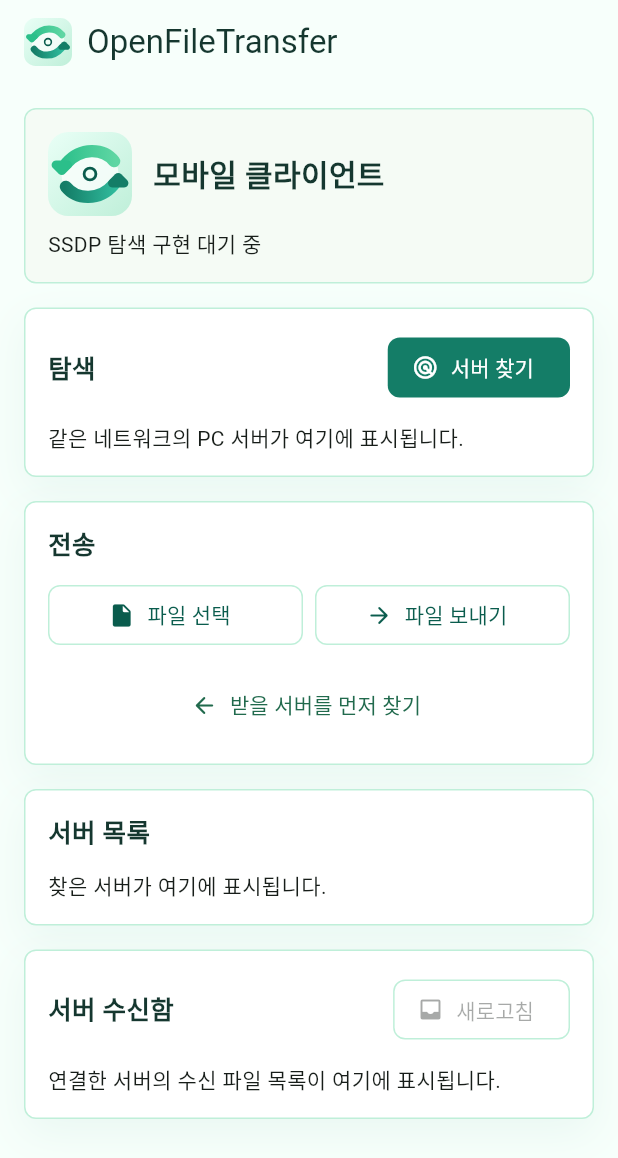
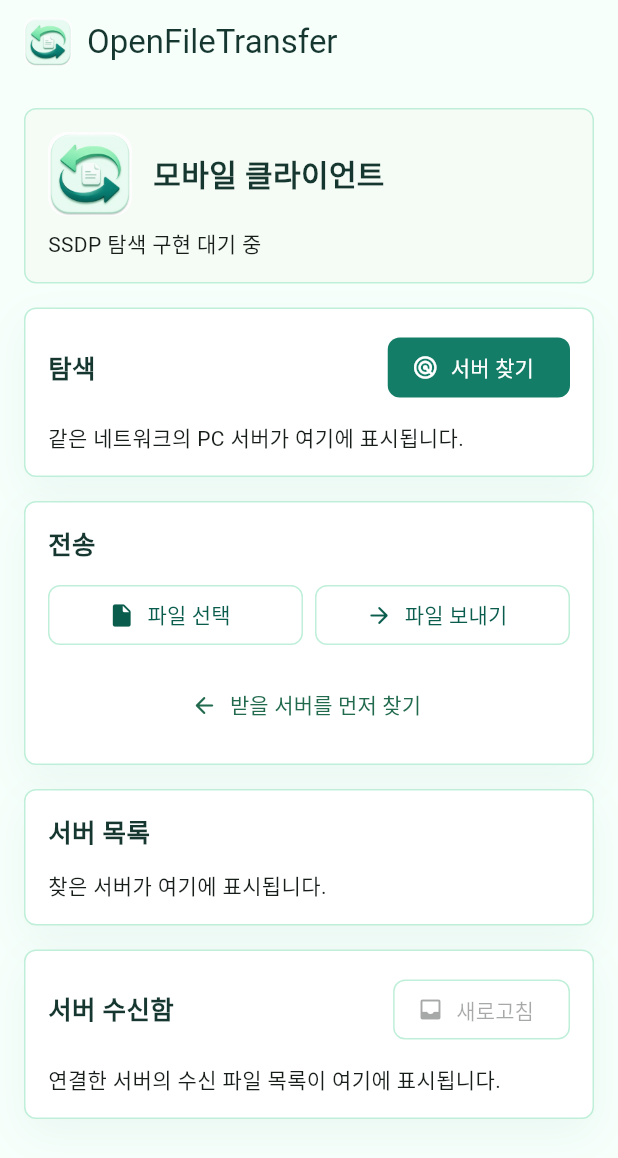
Before and after one commit to heatbang9/OpenFileTransferMobile, a Flutter app: the screen it shows after launch, after a tap on "서버 찾기", on a phone screen of 412 x 824 dp. Shown: the top 1158 px of the screen. Run offline on Flutter 3.47's test engine with Material 3 defaults, Android fonts, the phone set to English and light mode, and no system bars.

Commit message:
Use generated icon in mobile app UI

```diff
--- a/lib/src/brand/open_file_transfer_brand.dart
+++ b/lib/src/brand/open_file_transfer_brand.dart
@@ -21,126 +21,18 @@ class OpenFileTransferMark extends StatelessWidget {
 
   @override
   Widget build(BuildContext context) {
-    return SizedBox.square(
-      dimension: size,
-      child: CustomPaint(
-        painter: const _OpenFileTransferMarkPainter(),
+    return ClipRRect(
+      borderRadius: BorderRadius.circular(size * 0.22),
+      child: Image.asset(
+        'assets/brand/openfiletransfer-icon-512.png',
+        width: size,
+        height: size,
+        fit: BoxFit.cover,
       ),
     );
   }
 }
 
-class _OpenFileTransferMarkPainter extends CustomPainter {
-  const _OpenFileTransferMarkPainter();
-
-  @override
-  void paint(Canvas canvas, Size size) {
-    final scale = size.width / 1024;
-    canvas.save();
-    canvas.scale(scale);
-
-    final background = RRect.fromRectAndRadius(
-      const Rect.fromLTWH(0, 0, 1024, 1024),
-      const Radius.circular(248),
-    );
-    final backgroundPaint = Paint()
-      ..shader = const LinearGradient(
-        begin: Alignment.topLeft,
-        end: Alignment.bottomRight,
-        colors: [OpenFileTransferColors.mint50, OpenFileTransferColors.mint300],
-      ).createShader(const Rect.fromLTWH(0, 0, 1024, 1024));
-    canvas.drawRRect(background, backgroundPaint);
-
-    canvas.drawCircle(
-      const Offset(512, 512),
-      348,
-      Paint()..color = Colors.white.withValues(alpha: 0.72),
-    );
-
-    final upperPaint = Paint()
-      ..style = PaintingStyle.stroke
-      ..strokeWidth = 150
-      ..strokeCap = StrokeCap.round
-      ..shader = const LinearGradient(
-        colors: [OpenFileTransferColors.mint600, OpenFileTransferColors.mint500],
-      ).createShader(const Rect.fromLTWH(156, 220, 664, 260));
-    final lowerPaint = Paint()
-      ..style = PaintingStyle.stroke
-      ..strokeWidth = 150
-      ..strokeCap = StrokeCap.round
-      ..shader = const LinearGradient(
-        colors: [OpenFileTransferColors.teal700, Color(0xff32bfa0)],
-      ).createShader(const Rect.fromLTWH(204, 542, 664, 260));
-
-    canvas.drawPath(
-      Path()
-        ..moveTo(806, 356)
-        ..cubicTo(676, 192, 396, 183, 225, 382),
-      upperPaint,
-    );
-    canvas.drawPath(
-      Path()
-        ..moveTo(218, 668)
-        ..cubicTo(348, 832, 628, 841, 799, 642),
-      lowerPaint,
-    );
-
-    canvas.drawPath(
-      _leftArrowHead(),
-      Paint()..color = OpenFileTransferColors.mint600,
-    );
-    canvas.drawPath(
-      _rightArrowHead(),
-      Paint()..color = OpenFileTransferColors.teal700,
-    );
-
-    canvas.drawCircle(
-      const Offset(512, 512),
-      72,
-      Paint()..color = const Color(0xffeffff7),
-    );
-    canvas.drawCircle(
-      const Offset(512, 512),
-      72,
-      Paint()
-        ..style = PaintingStyle.stroke
-        ..strokeWidth = 34
-        ..color = OpenFileTransferColors.teal900,
-    );
-
-    canvas.restore();
-  }
-
-  Path _leftArrowHead() {
-    final path = Path()
-      ..moveTo(60, 438)
-      ..cubicTo(26, 404, 50, 346, 98, 346)
-      ..lineTo(238, 346)
-      ..cubicTo(286, 346, 310, 404, 276, 438)
-      ..lineTo(206, 508)
-      ..cubicTo(185, 529, 151, 529, 130, 508)
-      ..lineTo(60, 438)
-      ..close();
-    return path;
-  }
-
-  Path _rightArrowHead() {
-    final path = Path()
-      ..moveTo(964, 586)
-      ..cubicTo(998, 620, 974, 678, 926, 678)
-      ..lineTo(786, 678)
-      ..cubicTo(738, 678, 714, 620, 748, 586)
-      ..lineTo(818, 516)
-      ..cubicTo(839, 495, 873, 495, 894, 516)
-      ..lineTo(964, 586)
-      ..close();
-    return path;
-  }
-
-  @override
-  bool shouldRepaint(covariant CustomPainter oldDelegate) => false;
-}
-
 IconData iconForTransferDirection(bool upload) {
   return upload ? Icons.arrow_forward_rounded : Icons.arrow_back_rounded;
 }
--- a/pubspec.yaml
+++ b/pubspec.yaml
@@ -31,5 +31,6 @@ flutter:
   uses-material-design: true
   assets:
     - assets/brand/openfiletransfer-mark.svg
+    - assets/brand/openfiletransfer-icon-generated.png
     - assets/brand/openfiletransfer-icon-1024.png
     - assets/brand/openfiletransfer-icon-512.png
```
Also changed, not shown: assets/brand/openfiletransfer-icon-1024.png, assets/brand/openfiletransfer-icon-512.png, assets/brand/openfiletransfer-icon-generated.png (added), 2 other files.
